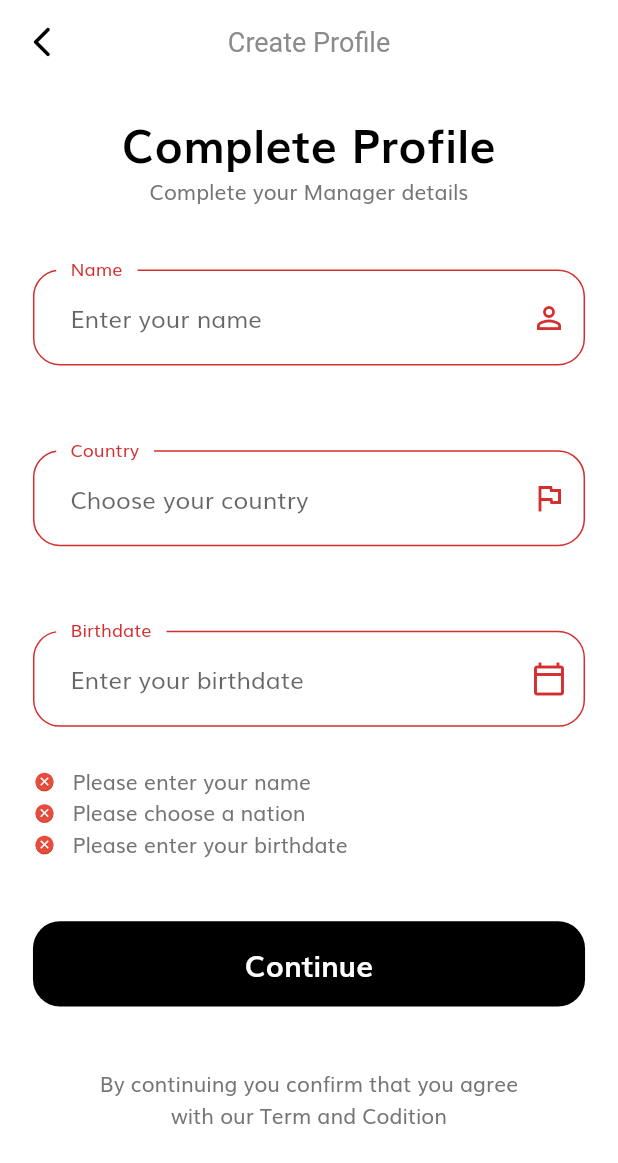
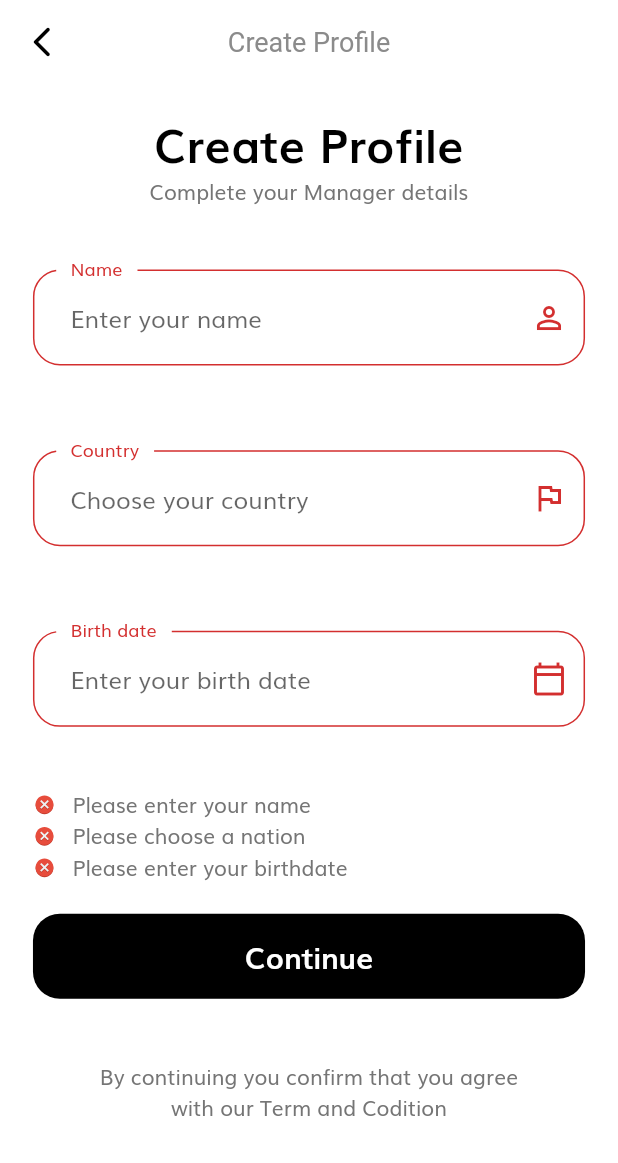
Before and after one commit to tiagotunes/myfm_app_deleted, a Flutter app: the CompleteProfileScreen screen opened by its route, after a tap on "Continue", on a phone screen of 412 x 824 dp. Shown: the top 1163 px of the screen. Run offline on Flutter 3.47's test engine with Material 2 defaults, Android fonts, the phone set to English and light mode, and no system bars; drawn by our look-alikes of csc_picker; our stand-ins replace flutter_svg.

Commit message:
Sucess Profile screen done

```diff
--- a/lib/routes.dart
+++ b/lib/routes.dart
@@ -1,8 +1,10 @@
 import 'package:flutter/widgets.dart';
 import 'package:myfm_app/screens/complete_profile/complete_profile_screen.dart';
 import 'package:myfm_app/screens/splash/splash_screen.dart';
+import 'package:myfm_app/screens/success_profile/success_profile_screen.dart';
 
 final Map<String, WidgetBuilder> routes =  {
   SplashScreen.routeName:(context) => const SplashScreen(),
   CompleteProfileScreen.routeName:(context) => const CompleteProfileScreen(),
+  SuccessProfileScreen.routeName:(context) => const SuccessProfileScreen(),
 };
--- a/lib/screens/complete_profile/components/body.dart
+++ b/lib/screens/complete_profile/components/body.dart
@@ -18,7 +18,7 @@ class Body extends StatelessWidget {
             children: [
               SizedBox(height: SizeConfig.screenHeight * 0.02),
               Text(
-                'Complete Profile',
+                'Create Profile',
                 style: headingStyle,
               ),
               const Text(
--- a/lib/screens/complete_profile/components/complete_profile_form.dart
+++ b/lib/screens/complete_profile/components/complete_profile_form.dart
@@ -4,6 +4,7 @@ import 'package:intl/intl.dart';
 import 'package:myfm_app/components/default_button.dart';
 import 'package:myfm_app/components/form_error.dart';
 import 'package:myfm_app/constants.dart';
+import 'package:myfm_app/screens/success_profile/success_profile_screen.dart';
 import 'package:myfm_app/size_config.dart';
 
 class CompleteProfileForm extends StatefulWidget {
@@ -15,12 +16,11 @@ class CompleteProfileForm extends StatefulWidget {
 
 class _CompleteProfileFormState extends State<CompleteProfileForm> {
   final _formKey = GlobalKey<FormState>();
-  String fullName = "";
-  String country = "";
-  String birthdate = "";
+  final nameCtr = TextEditingController();
   final countryCtr = TextEditingController();
   final birthdateCtr = TextEditingController();
   final List<String> errors = [];
+  // UnfocusDisposition disposition = UnfocusDisposition.scope;
 
   void addError(String error) {
     if (!errors.contains(error)) {
@@ -67,7 +67,6 @@ class _CompleteProfileFormState extends State<CompleteProfileForm> {
             },
             readOnly: true,
             controller: birthdateCtr,
-            onSaved: (newValue) => birthdate = newValue!,
             onChanged: (value) {
               errors.clear();
               if (value.isNotEmpty) {
@@ -82,19 +81,24 @@ class _CompleteProfileFormState extends State<CompleteProfileForm> {
               return null;
             },
             decoration: const InputDecoration(
-              labelText: 'Birthdate',
-              hintText: 'Enter your birthdate',
+              labelText: 'Birth date',
+              hintText: 'Enter your birth date',
               floatingLabelBehavior: FloatingLabelBehavior.always,
               suffixIcon: Icon(Icons.calendar_today_outlined),
             ),
           ),
+          SizedBox(height: getProportionateScreenHeight(15)),
           FormError(errors: errors),
-          SizedBox(height: getProportionateScreenHeight(40)),
+          SizedBox(height: getProportionateScreenHeight(20)),
           DefaultButton(
             text: 'Continue',
             press: () {
               if (_formKey.currentState!.validate()) {
-                // TBD
+                Navigator.pushNamedAndRemoveUntil(
+                  context,
+                  SuccessProfileScreen.routeName,
+                  (Route<dynamic> route) => false,
+                );
               }
             },
           )
@@ -117,7 +121,6 @@ class _CompleteProfileFormState extends State<CompleteProfileForm> {
             showStates: false,
             showCities: false,
             onCountryChanged: (c) {
-              country = c;
               countryCtr.text = c;
               removeError(kCountryNullError);
             },
@@ -165,7 +168,6 @@ class _CompleteProfileFormState extends State<CompleteProfileForm> {
 
   TextFormField buildNameFormField() {
     return TextFormField(
-      onSaved: (newValue) => fullName = newValue!,
       onChanged: (value) {
         errors.clear();
         if (value.isNotEmpty) {
@@ -179,6 +181,7 @@ class _CompleteProfileFormState extends State<CompleteProfileForm> {
         }
         return null;
       },
+      controller: nameCtr,
       decoration: const InputDecoration(
         labelText: 'Name',
         hintText: 'Enter your name',
```
Also changed, not shown: lib/screens/success_profile/components/body.dart (added, +49 -0 lines), lib/screens/success_profile/success_profile_screen.dart (added, +15 -0 lines), lib/theme.dart (+6 -4 lines).
